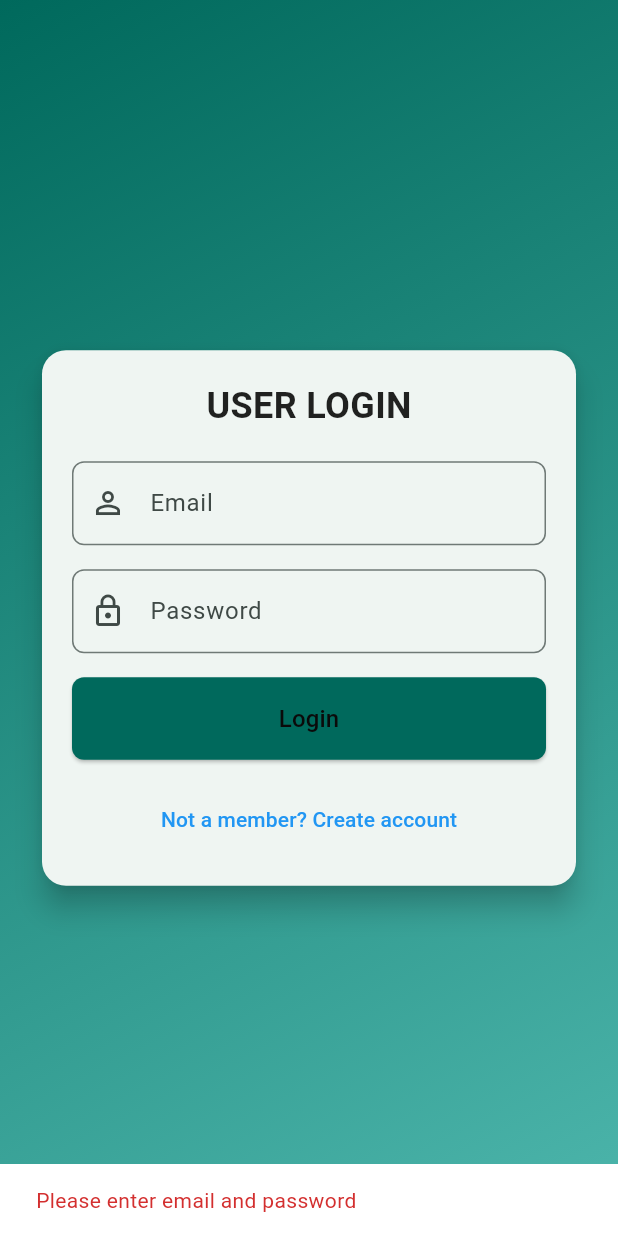
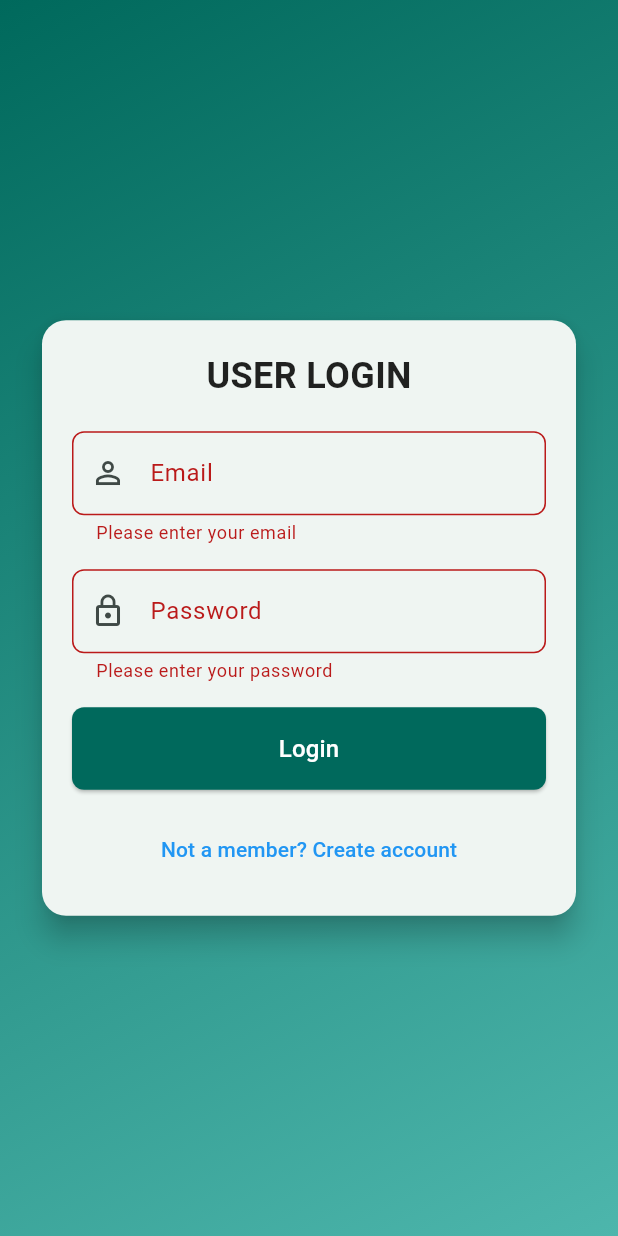
Before and after one commit to BS23-Flutter-Bootcamp/simple_todo_flutter, a Flutter app: the screen it shows after launch, after a tap on "Login", on a phone screen of 412 x 824 dp. Run offline on Flutter 3.47's test engine with Material 3 defaults, Android fonts, the phone set to English and light mode, and no system bars; our stand-ins replace cloud_firestore, connectivity_plus, firebase_auth, firebase_core, flutter_local_notifications, google_generative_ai and 4 more; accounts and stored records are empty.

Commit message:
fix: Login Screen and Login viewmodel modified.

```diff
--- a/lib/main.dart
+++ b/lib/main.dart
@@ -3,13 +3,16 @@ import 'package:flutter/material.dart';
 import 'package:provider/provider.dart';
 import 'package:simple_todo_flutter/firebase_options.dart';
 import 'package:simple_todo_flutter/model/repository/ai_repository.dart';
+import 'package:simple_todo_flutter/model/repository/login_repository.dart';
 import 'package:simple_todo_flutter/model/repository/notification_repository.dart';
 import 'package:simple_todo_flutter/model/repository/task_repository.dart';
 import 'package:simple_todo_flutter/model/services/ai_service.dart';
 import 'package:simple_todo_flutter/model/services/firestore_service.dart';
+import 'package:simple_todo_flutter/model/services/login_service.dart';
 import 'package:simple_todo_flutter/model/services/task_service.dart';
 import 'package:simple_todo_flutter/view/splash_screen.dart';
 import 'package:simple_todo_flutter/view_model/ai_viewmodel.dart';
+import 'package:simple_todo_flutter/view_model/login_viewmodel.dart';
 import 'package:simple_todo_flutter/view_model/task_viewmodel.dart';
 import 'package:simple_todo_flutter/model/services/notification_service.dart';
 
@@ -45,6 +48,9 @@ void main() async {
           create:
               (context) => AITodoViewModel(context.read<AITodoRepository>()),
         ),
+        ChangeNotifierProvider(
+          create: (_) => LoginViewModel(LoginRepository(LoginService())),
+        ),
       ],
       child: const MyApp(),
     ),
--- a/lib/model/repository/ai_repository.dart
+++ b/lib/model/repository/ai_repository.dart
@@ -5,10 +5,10 @@ import 'package:simple_todo_flutter/view_model/task_viewmodel.dart';
 import 'package:intl/intl.dart';
 
 class AITodoRepository {
-  final GenerativeAIService _aiService;
-  final TaskViewModel _taskViewModel;
+  AITodoRepository(this.aiService, this.taskViewModel);
 
-  AITodoRepository(this._aiService, this._taskViewModel);
+  final GenerativeAIService aiService;
+  final TaskViewModel taskViewModel;
 
   Future<List<Task>> generateTasks(String prompt) async {
     final userId = FirebaseAuth.instance.currentUser?.uid;
@@ -16,7 +16,7 @@ class AITodoRepository {
       throw Exception('User not logged in');
     }
 
-    final taskDataList = await _aiService.generateTasks(prompt);
+    final taskDataList = await aiService.generateTasks(prompt);
     final tasks =
         taskDataList.map((data) {
           final dueDate = DateFormat('yyyy-MM-dd').parse(data['dueDate']!);
@@ -36,7 +36,7 @@ class AITodoRepository {
 
   void saveTasks(List<Task> tasks) {
     for (final task in tasks) {
-      _taskViewModel.addTask(
+      taskViewModel.addTask(
         title: task.title,
         description: task.description,
         dueDate: task.dueDate,
--- a/lib/model/repository/login_repository.dart
+++ b/lib/model/repository/login_repository.dart
@@ -1,12 +1,14 @@
 import 'package:simple_todo_flutter/model/services/login_service.dart';
 
 class LoginRepository {
-  final LoginService _loginService;
-  LoginRepository(this._loginService);
-  get firebaseAuth => _loginService.firebaseAuth;
+  LoginRepository(this.loginService);
+
+  final LoginService loginService;
+
+  get firebaseAuth => loginService.firebaseAuth;
   Future<void> signIn({required email, required String password}) async {
     try {
-      await _loginService.signInWithEmailAndPassword(
+      await loginService.signInWithEmailAndPassword(
         email: email.trim(),
         password: password.trim(),
       );
--- a/lib/view/login_screen.dart
+++ b/lib/view/login_screen.dart
@@ -1,7 +1,9 @@
-import 'package:flutter/foundation.dart';
 import 'package:flutter/material.dart';
-import 'package:simple_todo_flutter/model/repository/login_repository.dart';
-import 'package:simple_todo_flutter/model/services/login_service.dart';
+import 'package:provider/provider.dart';
+import 'package:simple_todo_flutter/view/home_screen.dart';
+import 'package:simple_todo_flutter/view/signup_screen.dart';
+import 'package:simple_todo_flutter/view/widgets/loading.dart';
+import 'package:simple_todo_flutter/view/widgets/login_form_fileds.dart';
 import 'package:simple_todo_flutter/view_model/login_viewmodel.dart';
 
 class LoginScreen extends StatefulWidget {
@@ -12,18 +14,9 @@ class LoginScreen extends StatefulWidget {
 }
 
 class _LoginScreenState extends State<LoginScreen> {
-  late final LoginViewModel viewModel;
   final TextEditingController emailController = TextEditingController();
   final TextEditingController passwordController = TextEditingController();
-  bool _isLoading = false;
-
-  @override
-  void initState() {
-    super.initState();
-    final loginService = LoginService();
-    final loginRepository = LoginRepository(loginService);
-    viewModel = LoginViewModel(loginRepository);
-  }
+  final GlobalKey<FormState> _formKey = GlobalKey<FormState>();
 
   @override
   void dispose() {
@@ -32,32 +25,67 @@ class _LoginScreenState extends State<LoginScreen> {
     super.dispose();
   }
 
-  Future<void> _handleSignIn() async {
-    setState(() {
-      _isLoading = true;
-    });
+  Future<void> _handleSignIn(LoginViewModel viewModel) async {
+    if (!_formKey.currentState!.validate()) {
+      return;
+    }
     try {
       await viewModel.signIn(
-        context: context,
-        setState: setState,
-        email: emailController.text,
-        password: passwordController.text,
+        email: emailController.text.trim(),
+        password: passwordController.text.trim(),
       );
+
+      if (mounted) {
+        ScaffoldMessenger.of(context).showSnackBar(
+          SnackBar(
+            content: Center(
+              child: Text(
+                'Login successfully',
+                style: const TextStyle(
+                  color: Colors.white,
+                  backgroundColor: Colors.teal,
+                ),
+              ),
+            ),
+            backgroundColor: Colors.teal,
+          ),
+        );
+        Navigator.pushReplacement(
+          context,
+          MaterialPageRoute(builder: (context) => const HomeScreen()),
+        );
+      }
     } catch (e) {
-      if (kDebugMode) {
-        print('Error during sign-in: $e');
-      }
-    } finally {
       if (mounted) {
-        setState(() {
-          _isLoading = false;
-        });
+        ScaffoldMessenger.of(context).showSnackBar(
+          SnackBar(
+            content: Center(
+              child: Text(
+                viewModel.errorMessage.isNotEmpty
+                    ? viewModel.errorMessage
+                    : 'Login failed',
+                style: const TextStyle(color: Color(0xFFD32F2F)),
+              ),
+            ),
+            backgroundColor: Colors.white,
+          ),
+        );
       }
     }
   }
 
+  void _handleCreateAccount(LoginViewModel viewModel) {
+    if (viewModel.isLoading) return;
+    Navigator.push(
+      context,
+      MaterialPageRoute(builder: (context) => const SignUpScreen()),
+    );
+  }
+
   @override
   Widget build(BuildContext context) {
+    return Consumer<LoginViewModel>(
+      builder: (context, loginViewModel, child) {
         return Scaffold(
           body: Container(
             decoration: const BoxDecoration(
@@ -77,80 +105,49 @@ class _LoginScreenState extends State<LoginScreen> {
                   ),
                   child: Padding(
                     padding: const EdgeInsets.all(20.0),
+                    child: Form(
+                      key: _formKey,
                       child: Column(
                         mainAxisSize: MainAxisSize.min,
                         children: [
-                    const Text(
-                      'USER LOGIN',
-                      style: TextStyle(
-                        fontSize: 24.0,
-                        fontWeight: FontWeight.bold,
-                        color: Colors.black87,
-                      ),
-                    ),
-                    const SizedBox(height: 20.0),
-                    TextField(
-                      controller: emailController,
-                      decoration: InputDecoration(
-                        prefixIcon: const Icon(Icons.person_outline),
-                        labelText: 'Email',
-                        border: OutlineInputBorder(
-                          borderRadius: BorderRadius.circular(8.0),
-                        ),
-                        focusedBorder: const OutlineInputBorder(
-                          borderSide: BorderSide(color: Color(0xFFFF6F61)),
-                        ),
-                      ),
-                    ),
-                    const SizedBox(height: 16.0),
-                    TextField(
-                      controller: passwordController,
-                      obscureText: true,
-                      decoration: InputDecoration(
-                        prefixIcon: const Icon(Icons.lock_outline),
-                        labelText: 'Password',
-                        border: OutlineInputBorder(
-                          borderRadius: BorderRadius.circular(8.0),
-                        ),
-                        focusedBorder: const OutlineInputBorder(
-                          borderSide: BorderSide(color: Color(0xFFFF6F61)),
-                        ),
-                      ),
+                          LoginFormFields(
+                            emailController: emailController,
+                            passwordController: passwordController,
+                            formKey: _formKey,
                           ),
                           const SizedBox(height: 16.0),
                           SizedBox(
                             width: double.infinity,
                             child: ElevatedButton(
-                        onPressed: _isLoading ? null : _handleSignIn,
+                              onPressed:
+                                  loginViewModel.isLoading
+                                      ? null
+                                      : () => _handleSignIn(loginViewModel),
                               style: ElevatedButton.styleFrom(
                                 backgroundColor: const Color(0xFF00695C),
-                          padding: const EdgeInsets.symmetric(vertical: 16.0),
+                                padding: const EdgeInsets.symmetric(
+                                  vertical: 16.0,
+                                ),
                                 shape: RoundedRectangleBorder(
                                   borderRadius: BorderRadius.circular(8.0),
                                 ),
                               ),
                               child:
-                            _isLoading
-                                ? const SizedBox(
-                                  height: 20,
-                                  width: 20,
-                                  child: CircularProgressIndicator(
-                                    color: Colors.white,
-                                    strokeWidth: 2,
-                                  ),
-                                )
+                                  loginViewModel.isLoading
+                                      ? Loading()
                                       : const Text(
                                         'Login',
                                         style: TextStyle(
                                           fontSize: 16.0,
-                                    color: Color.fromARGB(255, 10, 10, 10),
+                                          color: Colors.white,
                                         ),
                                       ),
                             ),
                           ),
                           const SizedBox(height: 16.0),
                           TextButton(
-                      onPressed: () => viewModel.onCreateAccountTapped(context),
+                            onPressed:
+                                () => _handleCreateAccount(loginViewModel),
                             child: const Text(
                               'Not a member? Create account',
                               style: TextStyle(color: Colors.blue),
@@ -163,6 +160,9 @@ class _LoginScreenState extends State<LoginScreen> {
                 ),
               ),
             ),
+          ),
+        );
+      },
     );
   }
 }
--- /dev/null
+++ b/lib/view/widgets/loading.dart
@@ -0,0 +1,16 @@
+import 'package:flutter/material.dart';
+
+class Loading extends StatelessWidget {
+  const Loading({super.key});
+
+  @override
+  Widget build(BuildContext context) {
+    return Center(
+      child: const SizedBox(
+        height: 20,
+        width: 20,
+        child: CircularProgressIndicator(color: Colors.white, strokeWidth: 2),
+      ),
+    );
+  }
+}
--- /dev/null
+++ b/lib/view/widgets/login_form_fileds.dart
@@ -0,0 +1,76 @@
+import 'package:flutter/material.dart';
+
+class LoginFormFields extends StatelessWidget {
+  const LoginFormFields({
+    super.key,
+    required this.emailController,
+    required this.passwordController,
+    required this.formKey,
+  });
+
+  final TextEditingController emailController;
+  final TextEditingController passwordController;
+  final GlobalKey<FormState> formKey;
+
+  @override
+  Widget build(BuildContext context) {
+    return Column(
+      children: [
+        const Text(
+          'USER LOGIN',
+          style: TextStyle(
+            fontSize: 24.0,
+            fontWeight: FontWeight.bold,
+            color: Colors.black87,
+          ),
+        ),
+        const SizedBox(height: 20.0),
+        TextFormField(
+          controller: emailController,
+          decoration: InputDecoration(
+            prefixIcon: const Icon(Icons.person_outline),
+            labelText: 'Email',
+            border: OutlineInputBorder(
+              borderRadius: BorderRadius.circular(8.0),
+            ),
+            focusedBorder: const OutlineInputBorder(
+              borderSide: BorderSide(color: Color(0xFFFF6F61)),
+            ),
+          ),
+          autovalidateMode: AutovalidateMode.onUserInteraction,
+          validator: (value) {
+            if (value == null || value.trim().isEmpty) {
+              return 'Please enter your email';
+            }
+            if (!value.trim().contains('@')) {
+              return 'Please enter a valid email';
+            }
+            return null;
+          },
+        ),
+        const SizedBox(height: 16.0),
+        TextFormField(
+          controller: passwordController,
+          obscureText: true,
+          decoration: InputDecoration(
+            prefixIcon: const Icon(Icons.lock_outline),
+            labelText: 'Password',
+            border: OutlineInputBorder(
+              borderRadius: BorderRadius.circular(8.0),
+            ),
+            focusedBorder: const OutlineInputBorder(
+              borderSide: BorderSide(color: Color(0xFFFF6F61)),
+            ),
+          ),
+          autovalidateMode: AutovalidateMode.onUserInteraction,
+          validator: (value) {
+            if (value == null || value.trim().isEmpty) {
+              return 'Please enter your password';
+            }
+            return null;
+          },
+        ),
+      ],
+    );
+  }
+}
--- a/lib/view_model/ai_viewmodel.dart
+++ b/lib/view_model/ai_viewmodel.dart
@@ -3,8 +3,9 @@ import 'package:simple_todo_flutter/model/task.dart';
 import 'package:simple_todo_flutter/model/repository/ai_repository.dart';
 
 class AITodoViewModel with ChangeNotifier {
-  AITodoViewModel(this._repository);
-  final AITodoRepository _repository;
+  AITodoViewModel(this.repository);
+
+  final AITodoRepository repository;
 
   String _prompt = '';
   List<Task> _tasks = [];
@@ -37,7 +38,7 @@ class AITodoViewModel with ChangeNotifier {
     notifyListeners();
 
     try {
-      final generatedTasks = await _repository.generateTasks(_prompt);
+      final generatedTasks = await repository.generateTasks(_prompt);
       _tasks = generatedTasks;
       _editedTasks = List.from(generatedTasks);
     } catch (e) {
@@ -62,7 +63,7 @@ class AITodoViewModel with ChangeNotifier {
       notifyListeners();
       return;
     }
-    _repository.saveTasks(_editedTasks);
+    repository.saveTasks(_editedTasks);
     _tasks.clear();
     _editedTasks.clear();
     _prompt = '';
--- a/lib/view_model/login_viewmodel.dart
+++ b/lib/view_model/login_viewmodel.dart
@@ -1,83 +1,37 @@
 import 'package:flutter/foundation.dart';
-import 'package:flutter/material.dart';
-import 'package:provider/provider.dart';
 import 'package:simple_todo_flutter/model/repository/login_repository.dart';
-import 'package:simple_todo_flutter/view/home_screen.dart';
-import 'package:simple_todo_flutter/view/signup_screen.dart';
-import 'package:simple_todo_flutter/view_model/task_viewmodel.dart';
 
-class LoginViewModel {
-  LoginViewModel(this.authRepository);
-  final LoginRepository authRepository;
-  String? errorMessage;
+class LoginViewModel extends ChangeNotifier {
+  LoginViewModel(this.loginRepository);
 
-  Future<void> signIn({
-    required BuildContext context,
-    required Function setState,
-    required String email,
-    required String password,
-  }) async {
+  final LoginRepository loginRepository;
+
+  bool _isLoading = false;
+  String _errorMessage = '';
+
+  String get errorMessage => _errorMessage;
+  bool get isLoading => _isLoading;
+
+  void setErrorMessage(String message) {
+    _errorMessage = message;
+    notifyListeners();
+  }
+
+  Future<void> signIn({required String email, required String password}) async {
+    _isLoading = true;
+    notifyListeners();
     try {
-      if (email.isEmpty || password.isEmpty) {
-        throw 'Please enter email and password';
-      }
-      if (!email.contains('@')) {
-        throw 'Please enter a valid email';
-      }
-      await authRepository.signIn(email: email, password: password);
-      if (context.mounted) {
-        final viewModel = Provider.of<TaskViewModel>(context, listen: false);
-        final userId = authRepository.firebaseAuth.currentUser?.uid;
-        if (userId != null) {
-          try {
-            await viewModel.onUserLogin(userId);
-          } catch (e) {
-            if (kDebugMode) {
-              print('Error fetching tasks: $e');
-            }
-            ScaffoldMessenger.of(context).showSnackBar(
-              SnackBar(
-                content: Text(
-                  'Logged in, but failed to fetch tasks.',
-                  style: const TextStyle(color: Color(0xFFD32F2F)),
-                ),
-                backgroundColor: Colors.white,
-              ),
-            );
-          }
-        } else {
-          throw 'Failed to retrieve user ID after login';
-        }
-        if (context.mounted) {
-          Navigator.pushReplacement(
-            context,
-            MaterialPageRoute(builder: (context) => const HomeScreen()),
-          );
-        }
+      await loginRepository.signIn(email: email, password: password);
+      final userId = loginRepository.firebaseAuth.currentUser?.uid;
+      if (userId == null) {
+        setErrorMessage('Failed to retrieve user ID after login');
       }
     } catch (e) {
-      if (kDebugMode) {
-        print('Sign-in failed: $e');
-      }
-      setState(() {
-        errorMessage = e.toString();
-      });
-      ScaffoldMessenger.of(context).showSnackBar(
-        SnackBar(
-          content: Text(
-            errorMessage ?? 'Login failed',
-            style: const TextStyle(color: Color(0xFFD32F2F)),
-          ),
-          backgroundColor: Colors.white,
-        ),
-      );
+      setErrorMessage('Failed to sign in: $e');
+      throw 'Failed to sign in: $e';
+    } finally {
+      _isLoading = false;
+      notifyListeners();
     }
   }
-
-  void onCreateAccountTapped(BuildContext context) {
-    Navigator.push(
-      context,
-      MaterialPageRoute(builder: (context) => const SignUpScreen()),
-    );
-  }
 }
```
Lines whose indentation alone changed are shown as unchanged.
